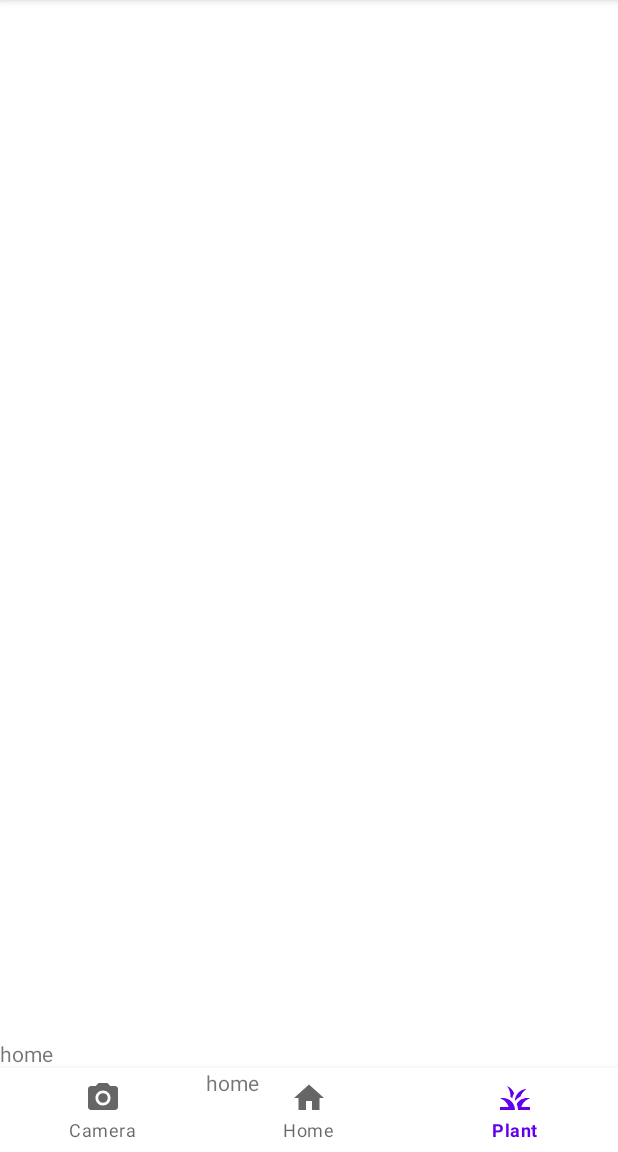
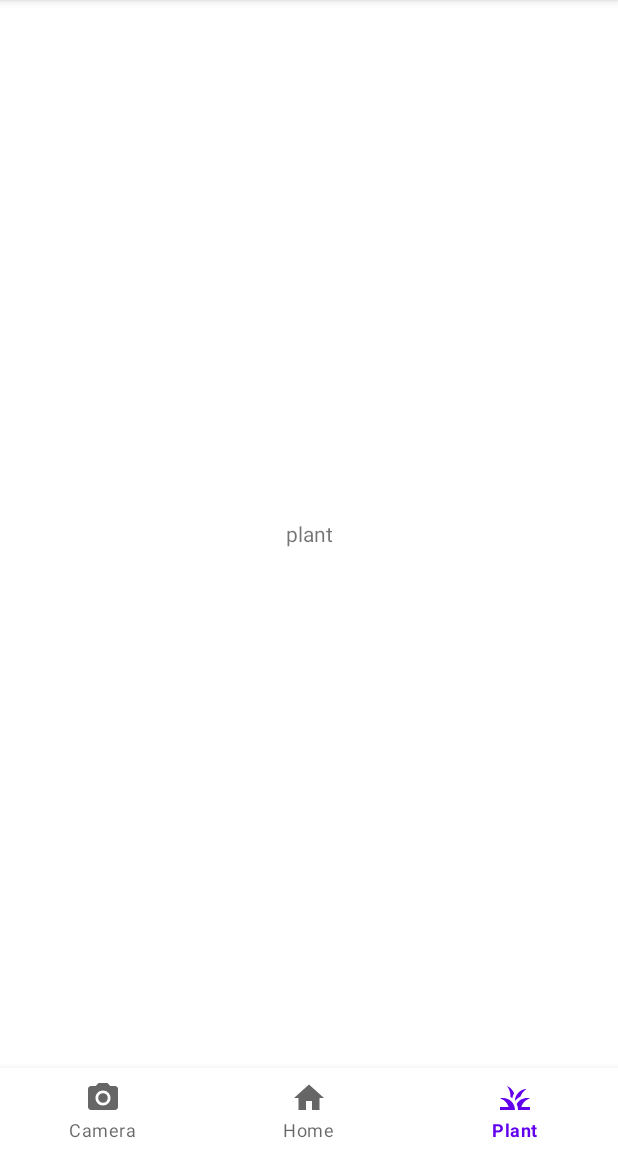
Before and after one commit to kimwest00/kotlin-basic-projec, an Android app: the screen it shows after launch (MainActivity), item 3 of the bottom bar chosen, on a phone screen of 412 x 824 dp, the part 84-1236 px from its top. Run offline under Robolectric (Android 15) with nearby library versions, the phone set to English and light mode, and no system bars.

Commit message:
FIX - main activity replace 코드 오타 수정 + layout 제약 추가

```diff
--- a/week6/app/src/main/java/umc/standard/myapplication/MainActivity.kt
+++ b/week6/app/src/main/java/umc/standard/myapplication/MainActivity.kt
@@ -21,19 +21,19 @@ class MainActivity : AppCompatActivity() {
                     R.id.cameraFragment -> {
                         supportFragmentManager
                             .beginTransaction()
-                            .replace(R.id.cameraFragment, CameraFragment())
+                            .replace(binding.frameLayout.id, CameraFragment())
                             .commit()
                     }
                     R.id.homeFragment -> {
                         supportFragmentManager
                             .beginTransaction()
-                            .replace(R.id.homeFragment, HomeFragment())
+                            .replace(binding.frameLayout.id, HomeFragment())
                             .commitAllowingStateLoss()
                     }
                     R.id.plantFragment -> {
                         supportFragmentManager
                             .beginTransaction()
-                            .replace(R.id.plantFragment, PlantFragment())
+                            .replace(binding.frameLayout.id, PlantFragment())
                             .commitAllowingStateLoss()
                     }
 
--- a/week6/app/src/main/res/layout/activity_main.xml
+++ b/week6/app/src/main/res/layout/activity_main.xml
@@ -9,8 +9,9 @@
     <FrameLayout
         android:id="@+id/frame_layout"
         android:layout_width="match_parent"
-        android:layout_height="wrap_content"
-        app:layout_constraintBottom_toTopOf="@id/bottom_navi" />
+        android:layout_height="0dp"
+        app:layout_constraintBottom_toTopOf="@id/bottom_navi"
+        app:layout_constraintTop_toTopOf="parent"/>
 
     <com.google.android.material.bottomnavigation.BottomNavigationView
         android:id="@+id/bottom_navi"
--- a/week6/app/src/main/res/layout/fragment_home.xml
+++ b/week6/app/src/main/res/layout/fragment_home.xml
@@ -5,7 +5,9 @@
     xmlns:app="http://schemas.android.com/apk/res-auto">
     <TextView
         android:layout_width="match_parent"
-        android:layout_height="wrap_content"
-        app:layout_constraintTop_toTopOf="parent"
-        android:text="home"/>
+        android:layout_height="match_parent"
+        android:text="home"
+        android:textAlignment="center"
+        android:gravity="center"
+        />
 </androidx.constraintlayout.widget.ConstraintLayout>
--- a/week6/app/src/main/res/layout/fragment_plant.xml
+++ b/week6/app/src/main/res/layout/fragment_plant.xml
@@ -2,5 +2,11 @@
 <androidx.constraintlayout.widget.ConstraintLayout xmlns:android="http://schemas.android.com/apk/res/android"
     android:layout_width="match_parent"
     android:layout_height="match_parent">
-
+    <TextView
+        android:layout_width="match_parent"
+        android:layout_height="match_parent"
+        android:text="plant"
+        android:textAlignment="center"
+        android:gravity="center"
+        />
 </androidx.constraintlayout.widget.ConstraintLayout>
```
